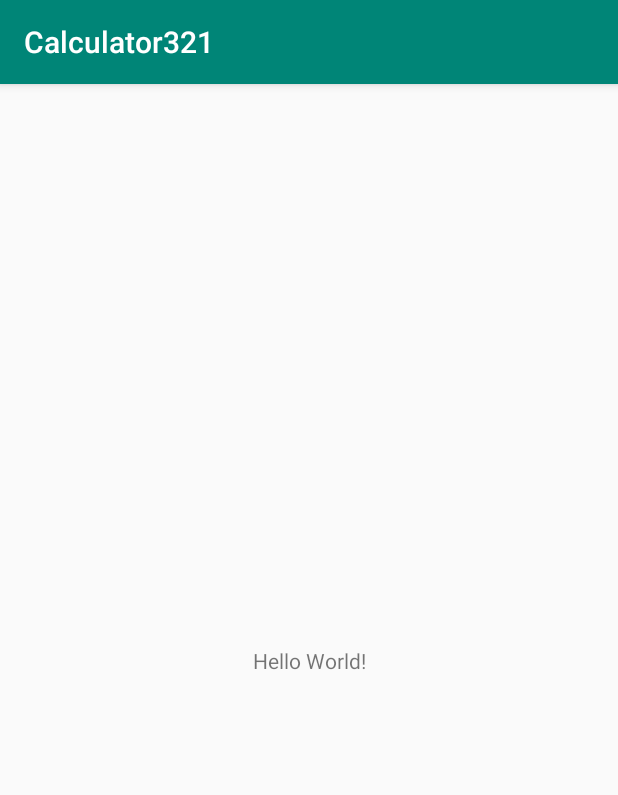
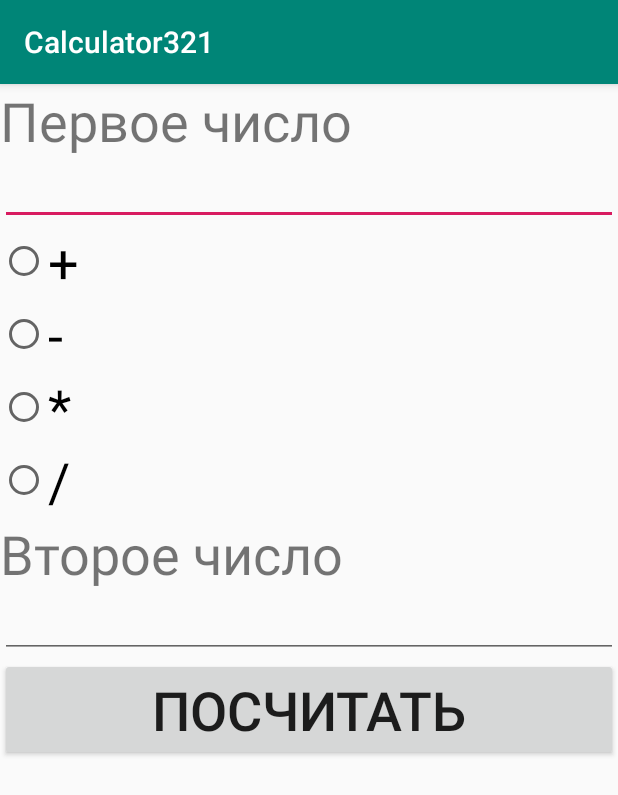
Before and after one commit to lavsexpert/politech_android, an Android app: the screen it shows after launch (MainActivity), on a phone screen of 412 x 824 dp. Shown: the top 795 px of the screen. Run offline under Robolectric (Android 15) with nearby library versions, the phone set to English and light mode, and no system bars.

Commit message:
Сделали интерфейс

```diff
--- a/app/src/main/res/layout/activity_main.xml
+++ b/app/src/main/res/layout/activity_main.xml
@@ -1,18 +1,85 @@
 <?xml version="1.0" encoding="utf-8"?>
-<androidx.constraintlayout.widget.ConstraintLayout xmlns:android="http://schemas.android.com/apk/res/android"
-    xmlns:app="http://schemas.android.com/apk/res-auto"
+<LinearLayout xmlns:android="http://schemas.android.com/apk/res/android"
     xmlns:tools="http://schemas.android.com/tools"
     android:layout_width="match_parent"
     android:layout_height="match_parent"
+    android:orientation="vertical"
     tools:context=".MainActivity">
 
     <TextView
-        android:layout_width="wrap_content"
+        android:id="@+id/text1"
+        android:layout_width="match_parent"
         android:layout_height="wrap_content"
-        android:text="Hello World!"
-        app:layout_constraintBottom_toBottomOf="parent"
-        app:layout_constraintLeft_toLeftOf="parent"
-        app:layout_constraintRight_toRightOf="parent"
-        app:layout_constraintTop_toTopOf="parent" />
+        android:text="@string/text1"
+        android:textSize="36sp" />
 
-</androidx.constraintlayout.widget.ConstraintLayout>
+    <EditText
+        android:id="@+id/edit1"
+        android:layout_width="match_parent"
+        android:layout_height="wrap_content"
+        android:ems="10"
+        android:inputType="textPersonName"
+        tools:ignore="Autofill,LabelFor" />
+
+    <RadioGroup
+        android:id="@+id/radio"
+        android:layout_width="match_parent"
+        android:layout_height="wrap_content">
+
+        <RadioButton
+            android:id="@+id/radioPlus"
+            android:layout_width="match_parent"
+            android:layout_height="wrap_content"
+            android:text="@string/plus"
+            android:textSize="36sp" />
+
+        <RadioButton
+            android:id="@+id/radioMinus"
+            android:layout_width="match_parent"
+            android:layout_height="wrap_content"
+            android:text="@string/minus"
+            android:textSize="36sp" />
+
+        <RadioButton
+            android:id="@+id/radioMulty"
+            android:layout_width="match_parent"
+            android:layout_height="wrap_content"
+            android:text="@string/multy"
+            android:textSize="36sp" />
+
+        <RadioButton
+            android:id="@+id/radioDevide"
+            android:layout_width="match_parent"
+            android:layout_height="wrap_content"
+            android:text="@string/devide"
+            android:textSize="36sp" />
+    </RadioGroup>
+
+    <TextView
+        android:id="@+id/text2"
+        android:layout_width="match_parent"
+        android:layout_height="wrap_content"
+        android:text="@string/text2"
+        android:textSize="36sp" />
+
+    <EditText
+        android:id="@+id/edit2"
+        android:layout_width="match_parent"
+        android:layout_height="wrap_content"
+        android:ems="10"
+        android:inputType="textPersonName"
+        tools:ignore="Autofill,LabelFor" />
+
+    <Button
+        android:id="@+id/button"
+        android:layout_width="match_parent"
+        android:layout_height="wrap_content"
+        android:text="@string/button"
+        android:textSize="36sp" />
+
+    <TextView
+        android:id="@+id/textResult"
+        android:layout_width="match_parent"
+        android:layout_height="wrap_content"
+        android:textSize="36sp" />
+</LinearLayout>
--- a/app/src/main/res/values/strings.xml
+++ b/app/src/main/res/values/strings.xml
@@ -1,3 +1,10 @@
 <resources>
     <string name="app_name">Calculator321</string>
+    <string name="text1">Первое число</string>
+    <string name="text2">Второе число</string>
+    <string name="plus">+</string>
+    <string name="minus">-</string>
+    <string name="multy">*</string>
+    <string name="devide">/</string>
+    <string name="button">Посчитать</string>
 </resources>
```
